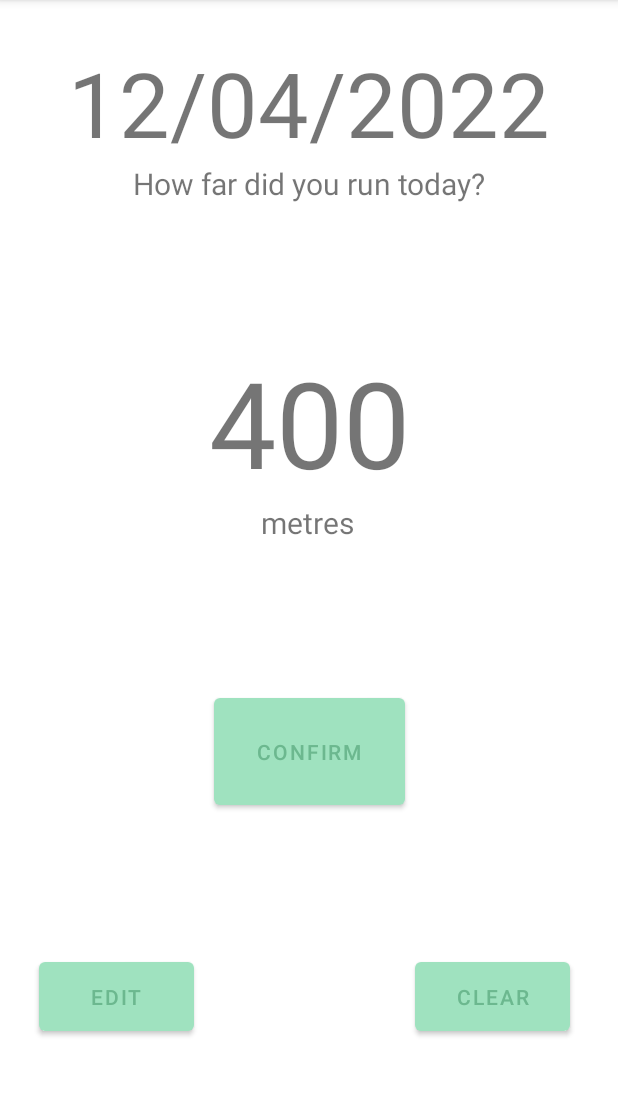
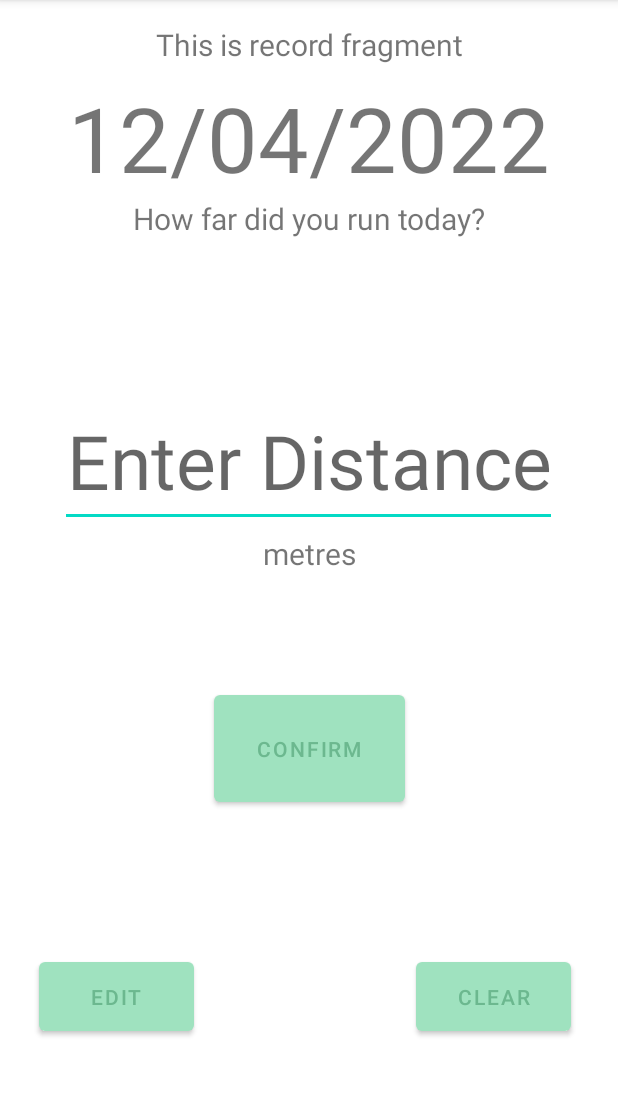
Before and after one commit to PippinBo/Assignment3, an Android app: the fragment RecordFragment shown on its own in the app's theme, on a phone screen of 412 x 824 dp, the part 84-1180 px from its top. Run offline under Robolectric (Android 15) with nearby library versions, the phone set to English and light mode, and no system bars; Roboto replaces fonts that are not available here.

Commit message:
Fixed xml layout

```diff
--- a/app/src/main/res/layout/fragment_record.xml
+++ b/app/src/main/res/layout/fragment_record.xml
@@ -15,8 +15,8 @@
         app:layout_constraintBottom_toBottomOf="parent"
         app:layout_constraintEnd_toEndOf="parent"
         app:layout_constraintStart_toStartOf="parent"
-        app:layout_constraintTop_toTopOf="parent"
-        app:layout_constraintVertical_bias="0.671"
+        app:layout_constraintTop_toBottomOf="@+id/textView"
+        app:layout_constraintVertical_bias="0.247"
         tools:ignore="MissingConstraints" />
 
     <Button
@@ -39,27 +39,43 @@
         android:text="CLEAR"
         app:layout_constraintBottom_toBottomOf="parent"
         app:layout_constraintEnd_toEndOf="parent"
-        app:layout_constraintHorizontal_bias="0.896"
+        app:layout_constraintHorizontal_bias="0.899"
         app:layout_constraintStart_toStartOf="parent"
         app:layout_constraintTop_toTopOf="parent"
         app:layout_constraintVertical_bias="0.895"
         tools:ignore="MissingConstraints" />
 
     <TextView
+        android:id="@+id/text_record"
+        android:layout_width="match_parent"
+        android:layout_height="wrap_content"
+        android:layout_marginStart="8dp"
+        android:layout_marginTop="8dp"
+        android:layout_marginEnd="8dp"
+        android:textAlignment="center"
+        android:textSize="20sp"
+        app:layout_constraintBottom_toBottomOf="parent"
+        app:layout_constraintEnd_toEndOf="parent"
+        app:layout_constraintHorizontal_bias="0.0"
+        app:layout_constraintStart_toStartOf="parent"
+        app:layout_constraintTop_toTopOf="parent"
+        app:layout_constraintVertical_bias="0.011" />
+
+    <TextView
         android:id="@+id/recordDate"
         android:layout_width="wrap_content"
         android:layout_height="wrap_content"
-        android:layout_marginTop="28dp"
-        android:gravity="center_vertical"
+        android:layout_marginTop="8dp"
+        android:gravity="center"
         android:text="12/04/2022"
         android:textSize="60dp"
         app:layout_constraintEnd_toEndOf="parent"
         app:layout_constraintStart_toStartOf="parent"
-        app:layout_constraintTop_toTopOf="parent"
+        app:layout_constraintTop_toBottomOf="@+id/text_record"
         tools:ignore="MissingConstraints" />
 
     <TextView
-        android:id="@+id/textView6"
+        android:id="@+id/textView7"
         android:layout_width="wrap_content"
         android:layout_height="wrap_content"
         android:gravity="center_vertical"
@@ -70,33 +86,32 @@
         app:layout_constraintTop_toBottomOf="@+id/recordDate"
         tools:ignore="MissingConstraints" />
 
-    <TextView
+    <EditText
         android:id="@+id/textView5"
-        android:layout_width="fill_parent"
+        android:layout_width="wrap_content"
         android:layout_height="wrap_content"
-        android:layout_marginTop="92dp"
+        android:layout_marginTop="104dp"
         android:gravity="center"
-        android:text="400"
-        android:textSize="80dp"
+        android:hint="Enter Distance"
+        android:inputType="number"
+        android:textSize="50dp"
         app:layout_constraintEnd_toEndOf="parent"
-        app:layout_constraintHorizontal_bias="0.0"
+        app:layout_constraintHorizontal_bias="0.493"
         app:layout_constraintStart_toStartOf="parent"
-        app:layout_constraintTop_toBottomOf="@+id/textView6"
+        app:layout_constraintTop_toBottomOf="@+id/textView7"
         tools:ignore="MissingConstraints" />
 
     <TextView
         android:id="@+id/textView"
         android:layout_width="wrap_content"
         android:layout_height="wrap_content"
+        android:layout_marginTop="4dp"
         android:gravity="center_vertical"
         android:text="metres"
         android:textSize="20dp"
-        app:layout_constraintBottom_toTopOf="@+id/button4"
         app:layout_constraintEnd_toEndOf="parent"
-        app:layout_constraintHorizontal_bias="0.498"
         app:layout_constraintStart_toStartOf="parent"
         app:layout_constraintTop_toBottomOf="@+id/textView5"
-        app:layout_constraintVertical_bias="0.0"
         tools:ignore="MissingConstraints" />
 
 
--- a/app/src/main/res/layout/login_activity.xml
+++ b/app/src/main/res/layout/login_activity.xml
@@ -161,7 +161,7 @@
                 app:layout_constraintStart_toStartOf="parent"
                 app:layout_constraintTop_toTopOf="parent"
                 app:layout_constraintVertical_bias="0.247"
-                android:text="q@gmail.com"/>
+                android:text="v@gmail.com"/>
 
             <EditText
                 android:id="@+id/passwordEditText"
```
